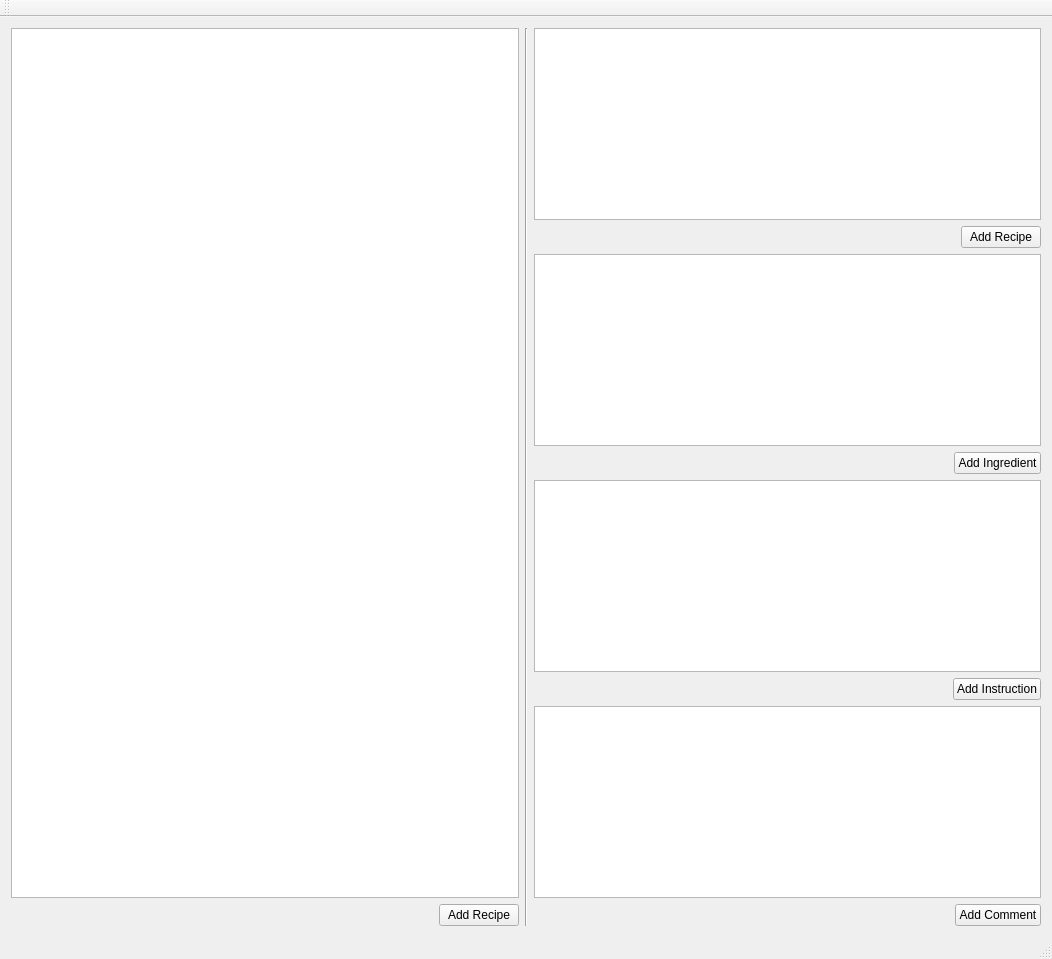
First picture: the form in cookbox_desktop/mainwindow.ui, repository Chirurgus/cookbox_desktop, before the edit.
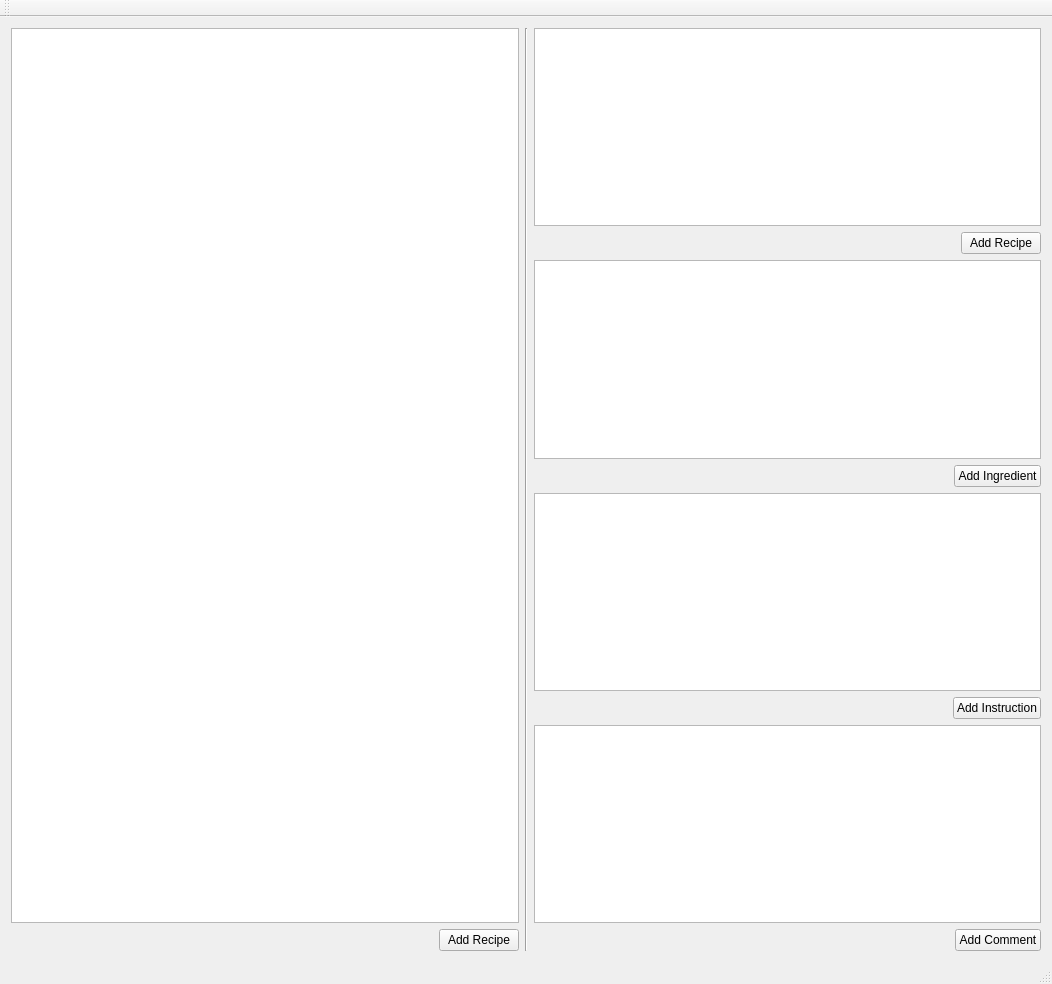
Second picture: the form after the edit.

```diff
--- a/cookbox_desktop/mainwindow.ui
+++ b/cookbox_desktop/mainwindow.ui
@@ -7,7 +7,7 @@
     <x>0</x>
     <y>0</y>
     <width>1052</width>
-    <height>825</height>
+    <height>984</height>
    </rect>
   </property>
   <property name="sizePolicy">
```
Left out of the diff: 8 changed lines with no effect on the pictures.
